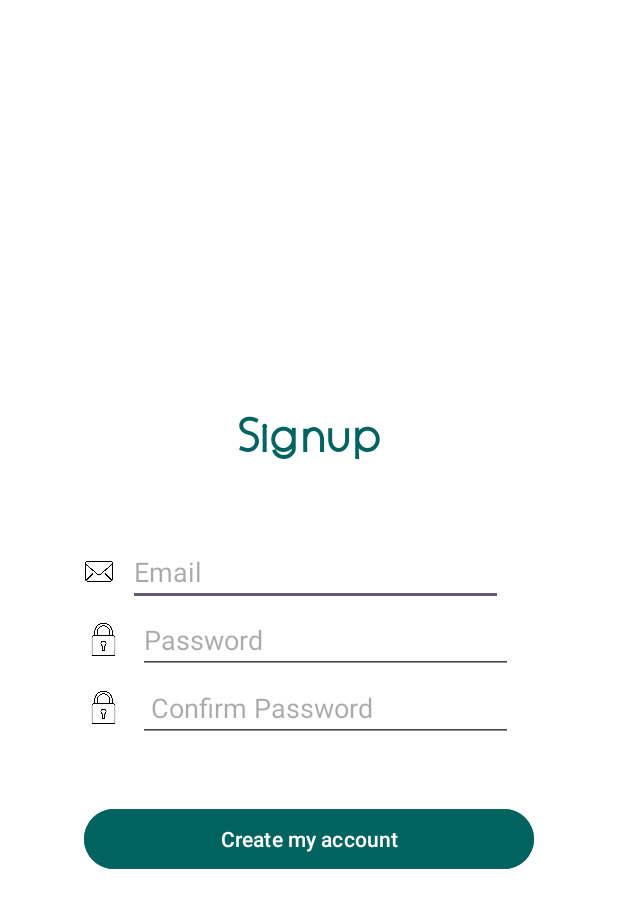
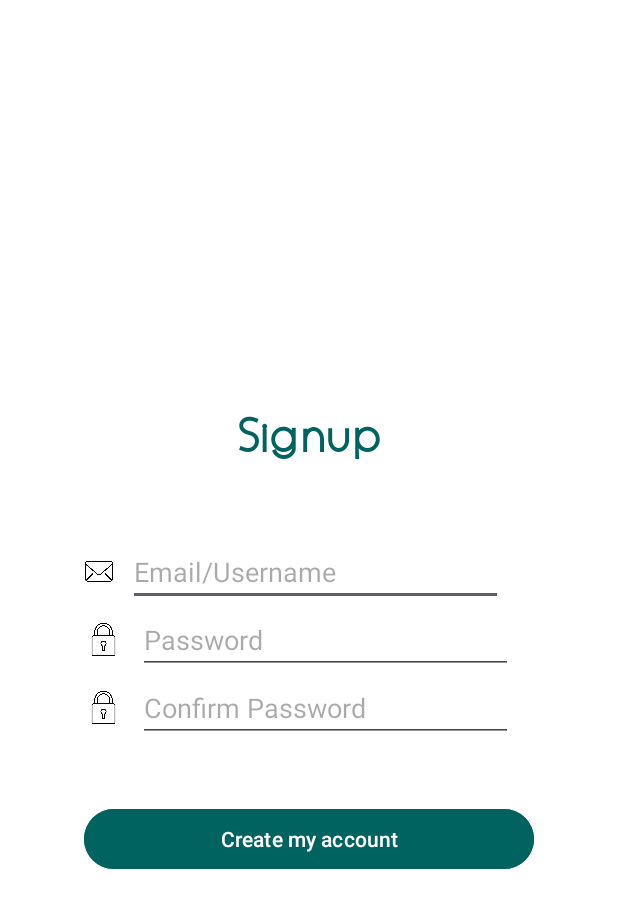
Before and after one commit to komalw2001/SpendSmart, an Android app: the Signup screen opened directly, with no data from a screen before it, on a phone screen of 412 x 824 dp. Shown: the top 908 px of the screen. Run offline under Robolectric (Android 15) with nearby library versions, the phone set to English and light mode, and no system bars; our stand-ins replace Firebase (no records; nobody signed in at launch, a user with empty details on screens opened directly).

```diff
--- a/app/build.gradle
+++ b/app/build.gradle
@@ -1,5 +1,6 @@
 plugins {
     alias(libs.plugins.androidApplication)
+    id 'com.google.gms.google-services'
 }
 
 android {
@@ -34,7 +35,9 @@ dependencies {
     implementation libs.material
     implementation libs.activity
     implementation libs.constraintlayout
+    implementation libs.firebase.database
     testImplementation libs.junit
     androidTestImplementation libs.ext.junit
     androidTestImplementation libs.espresso.core
+    implementation libs.firebase.ui.database
 }
--- a/app/src/main/java/com/example/spendsmart/Login.java
+++ b/app/src/main/java/com/example/spendsmart/Login.java
@@ -7,7 +7,11 @@ import android.os.Bundle;
 import android.view.View;
 import android.widget.TextView;
 
+import com.google.firebase.database.DatabaseReference;
+
 public class Login extends AppCompatActivity {
+
+    DatabaseReference reference;
 
     @Override
     protected void onCreate(Bundle savedInstanceState) {
--- a/app/src/main/java/com/example/spendsmart/Signup.java
+++ b/app/src/main/java/com/example/spendsmart/Signup.java
@@ -1,14 +1,84 @@
 package com.example.spendsmart;
 
+import androidx.annotation.NonNull;
 import androidx.appcompat.app.AppCompatActivity;
 
+import android.content.Intent;
+import android.content.SharedPreferences;
 import android.os.Bundle;
+import android.view.View;
+import android.widget.Button;
+import android.widget.EditText;
+import android.widget.Toast;
+
+import com.google.android.gms.tasks.OnFailureListener;
+import com.google.android.gms.tasks.OnSuccessListener;
+import com.google.firebase.database.DatabaseReference;
+import com.google.firebase.database.FirebaseDatabase;
+
+import java.util.HashMap;
 
 public class Signup extends AppCompatActivity {
 
+    DatabaseReference reference;
+    EditText etEmail,etPassword,etConfirmPassword;
+    Button btnSignup;
     @Override
     protected void onCreate(Bundle savedInstanceState) {
         super.onCreate(savedInstanceState);
         setContentView(R.layout.activity_signup);
+        init();
+    }
+
+    private void init() {
+        reference = FirebaseDatabase.getInstance().getReference();
+
+        etEmail = findViewById(R.id.etEmail);
+        etPassword = findViewById(R.id.etPassword);
+        etConfirmPassword = findViewById(R.id.etConfirmPassword);
+        btnSignup = findViewById(R.id.btnSignup);
+
+        btnSignup.setOnClickListener(new View.OnClickListener() {
+            @Override
+            public void onClick(View v) {
+
+                String email = etEmail.getText().toString().trim();
+                String password = etPassword.getText().toString().trim();
+                String confirmpassword = etConfirmPassword.getText().toString().trim();
+
+                // checks lagane hain !!!!!!!!!! - password match,empty fields,username alr exists
+
+                HashMap<Object, Object> data = new HashMap<>();
+                data.put("email", email);
+                data.put("password", password);
+
+
+                reference.child("Users")
+                        .child(email) // Using the email as the key
+                        .setValue(data)
+                        .addOnSuccessListener(new OnSuccessListener<Void>() {
+                            @Override
+                            public void onSuccess(Void unused) {
+                                Toast.makeText(Signup.this, "Successfully created account!", Toast.LENGTH_SHORT).show();
+
+                                SharedPreferences sPref = getSharedPreferences("user_info", MODE_PRIVATE);
+                                SharedPreferences.Editor editor = sPref.edit();
+                                editor.putString("session_user", email);
+
+                                editor.apply();
+
+                                Intent intent = new Intent(Signup.this, DashboardActivity.class);
+                                startActivity(intent);
+                            }
+                        })
+                        .addOnFailureListener(new OnFailureListener() {
+                            @Override
+                            public void onFailure(@NonNull Exception e) {
+                                Toast.makeText(Signup.this, "Something went wrong.. Please try again."+e.getMessage(), Toast.LENGTH_SHORT).show();
+                            }
+                        });
+
+            }
+        });
     }
 }
--- a/app/src/main/res/layout/activity_main.xml
+++ b/app/src/main/res/layout/activity_main.xml
@@ -2,7 +2,7 @@
 <androidx.constraintlayout.widget.ConstraintLayout xmlns:android="http://schemas.android.com/apk/res/android"
     xmlns:app="http://schemas.android.com/apk/res-auto"
     xmlns:tools="http://schemas.android.com/tools"
-    android:id="@+id/main"
+
     android:layout_width="match_parent"
     android:layout_height="match_parent"
     tools:context=".MainActivity">
--- a/app/src/main/res/layout/activity_signup.xml
+++ b/app/src/main/res/layout/activity_signup.xml
@@ -33,7 +33,6 @@
             android:textColor="@color/emeraldgreen"
             android:textStyle="bold"
             android:textSize="30sp"
-
             >
 
         </TextView>
@@ -62,7 +61,8 @@
             <EditText
                 android:layout_width="250dp"
                 android:layout_height="wrap_content"
-                android:hint="Email"
+                android:hint="@string/email_username"
+                android:id="@+id/etEmail"
                 >
 
             </EditText>
@@ -87,7 +87,8 @@
             <EditText
                 android:layout_width="250dp"
                 android:layout_height="wrap_content"
-                android:hint="Password"
+                android:hint="@string/password"
+                android:id="@+id/etPassword"
                 >
 
             </EditText>
@@ -110,7 +111,8 @@
             <EditText
                 android:layout_width="250dp"
                 android:layout_height="wrap_content"
-                android:hint=" Confirm Password"
+                android:hint="@string/confirm_password"
+                android:id="@+id/etConfirmPassword"
                 >
 
             </EditText>
@@ -137,6 +139,7 @@
         android:text="Create my account"
         android:layout_gravity="center"
         android:backgroundTint="@color/emeraldgreen"
+        android:id="@+id/btnSignup"
         >
 
     </Button>
--- a/app/src/main/res/layout/activity_splashscreen.xml
+++ b/app/src/main/res/layout/activity_splashscreen.xml
@@ -4,6 +4,7 @@
     xmlns:tools="http://schemas.android.com/tools"
     android:layout_width="match_parent"
     android:layout_height="match_parent"
+    android:id="@+id/main"
     tools:context=".splashscreen"
     android:background="@color/emeraldgreen"
     android:orientation="vertical">
--- a/app/src/main/res/values/strings.xml
+++ b/app/src/main/res/values/strings.xml
@@ -4,4 +4,7 @@
     <string name="hello_blank_fragment">Hello blank fragment</string>
     <string name="navigation_drawer_open">Open</string>
     <string name="navigation_drawer_close">CLose</string>
+    <string name="email_username">Email/Username</string>
+    <string name="password">Password</string>
+    <string name="confirm_password">Confirm Password</string>
 </resources>
--- a/build.gradle
+++ b/build.gradle
@@ -1,4 +1,8 @@
-// Top-level build file where you can add configuration options common to all sub-projects/modules.
+buildscript {
+    dependencies {
+        classpath libs.google.services
+    }
+}// Top-level build file where you can add configuration options common to all sub-projects/modules.
 plugins {
     alias(libs.plugins.androidApplication) apply false
 }
--- a/gradle/libs.versions.toml
+++ b/gradle/libs.versions.toml
@@ -1,5 +1,6 @@
 [versions]
 agp = "8.3.2"
+firebaseUiDatabase = "8.0.2"
 junit = "4.13.2"
 junitVersion = "1.1.5"
 espressoCore = "3.5.1"
@@ -7,8 +8,11 @@ appcompat = "1.6.1"
 material = "1.11.0"
 activity = "1.8.0"
 constraintlayout = "2.1.4"
+googleServices = "4.4.1"
+firebaseDatabase = "21.0.0"
 
 [libraries]
+firebase-ui-database = { module = "com.firebaseui:firebase-ui-database", version.ref = "firebaseUiDatabase" }
 junit = { group = "junit", name = "junit", version.ref = "junit" }
 ext-junit = { group = "androidx.test.ext", name = "junit", version.ref = "junitVersion" }
 espresso-core = { group = "androidx.test.espresso", name = "espresso-core", version.ref = "espressoCore" }
@@ -16,6 +20,8 @@ appcompat = { group = "androidx.appcompat", name = "appcompat", version.ref = "a
 material = { group = "com.google.android.material", name = "material", version.ref = "material" }
 activity = { group = "androidx.activity", name = "activity", version.ref = "activity" }
 constraintlayout = { group = "androidx.constraintlayout", name = "constraintlayout", version.ref = "constraintlayout" }
+google-services = { group = "com.google.gms", name = "google-services", version.ref = "googleServices" }
+firebase-database = { group = "com.google.firebase", name = "firebase-database", version.ref = "firebaseDatabase" }
 
 [plugins]
 androidApplication = { id = "com.android.application", version.ref = "agp" }
```
Also changed, not shown: 1 other file.
